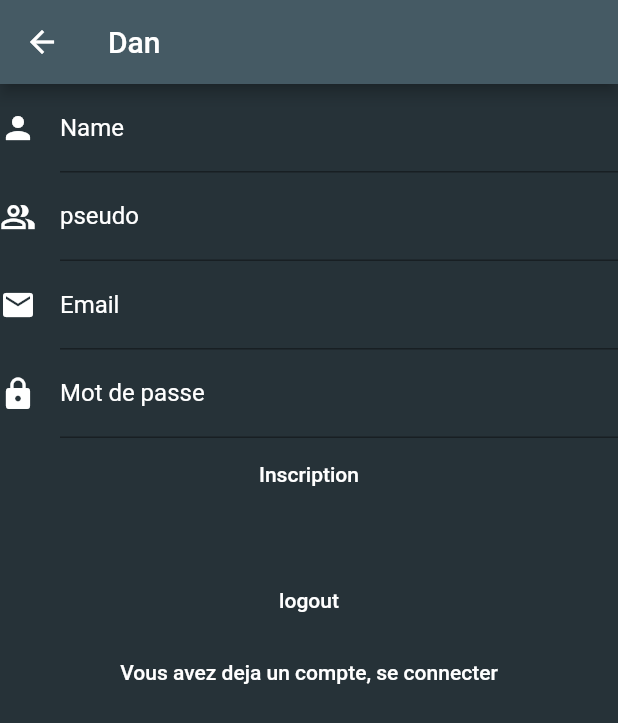
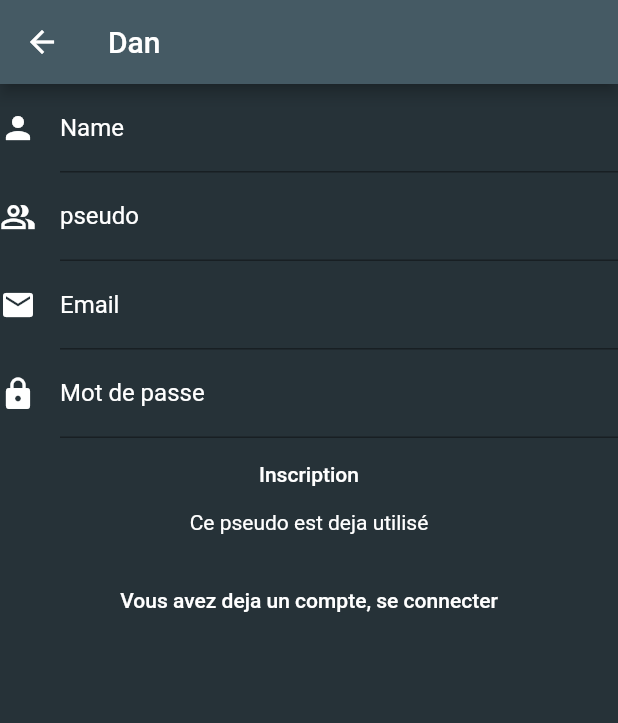
Before and after one commit to Snowy-27/SnowCial, a Flutter app: the Registration screen opened directly, after a tap on "Inscription", on a phone screen of 412 x 824 dp. Shown: the top 723 px of the screen. Run offline on Flutter 3.47's test engine with Material 2 defaults, Android fonts, the phone set to English and light mode, and no system bars; our stand-ins replace cloud_firestore, firebase_auth, firebase_core, firebase_storage, image_picker, shared_preferences; accounts and stored records are empty; network calls fail.

Commit message:
ajout du chat

```diff
--- a/lib/User/registration.dart
+++ b/lib/User/registration.dart
@@ -24,6 +24,18 @@ class _Registration extends State<Registration> {
   void addUser() async {
     var error = false;
     var id;
+    firestore
+        .collection('user')
+        .where('pseudo', isEqualTo: pseudoHolder.text)
+        .get()
+        .then((QuerySnapshot value) {
+      if (pseudoHolder.text == value.docs[0]['pseudo']) {
+        error = true;
+        setState(() {
+          status = 'Ce pseudo est deja utilisé';
+        });
+      }
+    });
     try {
       UserCredential userCredential = await FirebaseAuth.instance
           .createUserWithEmailAndPassword(
@@ -65,10 +77,6 @@ class _Registration extends State<Registration> {
       nameHolder.clear();
     }
     error = false;
-  }
-
-  void logout() async {
-    await FirebaseAuth.instance.signOut();
   }
 
   @override
@@ -166,13 +174,6 @@ class _Registration extends State<Registration> {
           ),
           FlatButton(
             child: Text(
-              'logout',
-              style: TextStyle(color: Colors.white),
-            ),
-            onPressed: logout,
-          ),
-          FlatButton(
-            child: Text(
               'Vous avez deja un compte, se connecter',
               style: TextStyle(color: Colors.white),
             ),
--- a/lib/main.dart
+++ b/lib/main.dart
@@ -8,13 +8,10 @@ import 'package:shared_preferences/shared_preferences.dart';
 void main() async {
   SystemChrome.setSystemUIOverlayStyle(SystemUiOverlayStyle(
     systemNavigationBarColor: Colors.black,
-    statusBarColor: Colors.black,
   ));
-
-  WidgetsFlutterBinding.ensureInitialized();
-  SharedPreferences prefs = await SharedPreferences.getInstance();
   WidgetsFlutterBinding.ensureInitialized();
   await Firebase.initializeApp();
+  SharedPreferences prefs = await SharedPreferences.getInstance();
   var uid = prefs.getString('uid');
   runApp(MyApp(
     home: uid == null
--- a/lib/screens/Listchat.dart
+++ b/lib/screens/Listchat.dart
@@ -56,12 +56,16 @@ class _ListcontactState extends State<Listcontact> {
                   ],
                 ),
                 onPressed: () {
+                  print(widget.name);
+                  print(widget.email);
+                  print(widget.pseudo);
                   Navigator.push(
                     context,
                     MaterialPageRoute(
                         builder: (context) => Chat(
                               email: widget.email,
                               name: widget.name,
+                              receiver: pseudo,
                               pseudo: widget.pseudo,
                             )),
                   );
@@ -94,7 +98,7 @@ class _ListcontactState extends State<Listcontact> {
                       return isNotMe
                           ? _buildcontact(
                               message['pseudo'],
-                              message['message'],
+                              'dd',
                             )
                           : Container(
                               width: 0,
--- a/pubspec.yaml
+++ b/pubspec.yaml
@@ -15,7 +15,7 @@ publish_to: "none" # Remove this line if you wish to publish to pub.dev
 # In iOS, build-name is used as CFBundleShortVersionString while build-number used as CFBundleVersion.
 # Read more about iOS versioning at
 # https://developer.apple.com/library/archive/documentation/General/Reference/InfoPlistKeyReference/Articles/CoreFoundationKeys.html
-version: 1.0.0+1
+version: 1.0.0+5
 
 environment:
   sdk: ">=2.7.0 <3.0.0"
```
Also changed, not shown: lib/screens/publication.dart (+24 -69 lines), flutter_01.png (added), 4 other files.
